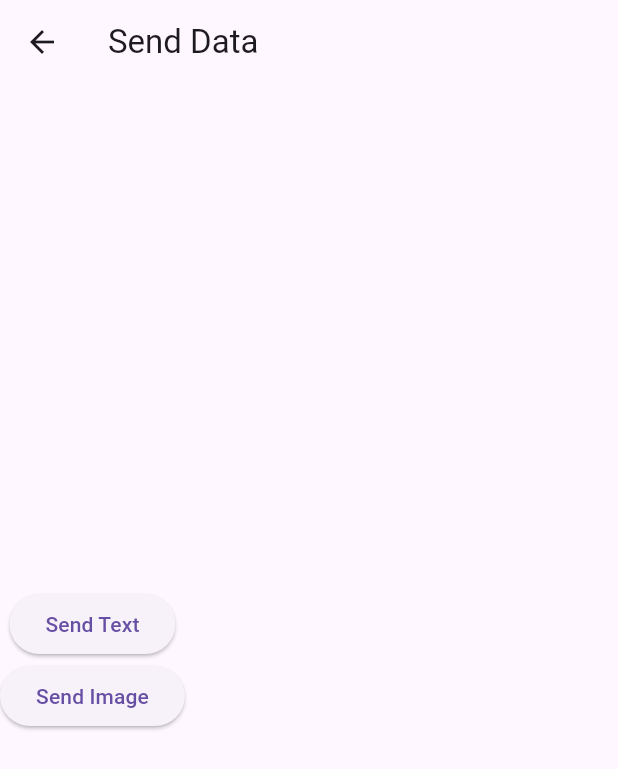
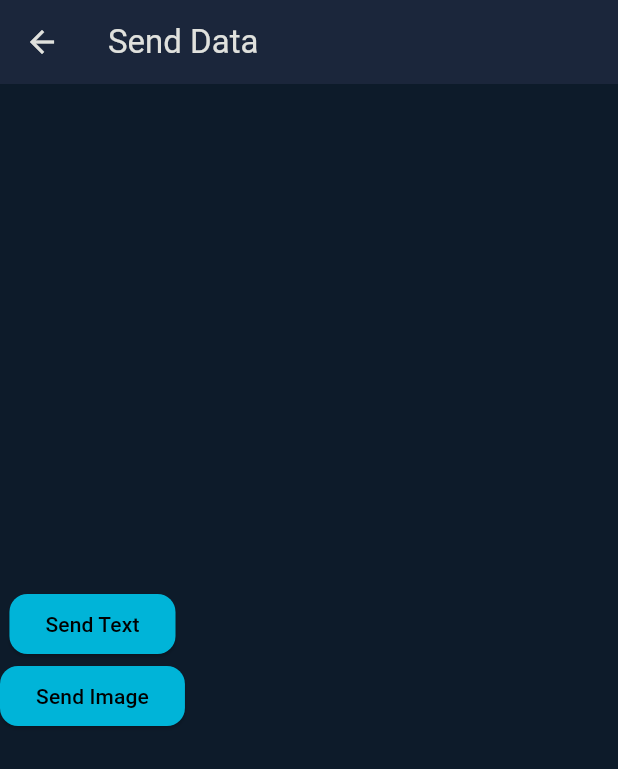
Before and after one commit to MohammadAlZaroo/Image-Transfer-using-MQTT, a Flutter app: the screen it shows after launch, after a tap on "Connect to Broker", on a phone screen of 412 x 824 dp. Shown: the top 769 px of the screen. Run offline on Flutter 3.47's test engine with Material 3 defaults, Android fonts, the phone set to English and light mode, and no system bars; missing offline and left inert: mqtt_client.

Commit message:
added dark theme to the project

```diff
--- a/lib/app.dart
+++ b/lib/app.dart
@@ -11,7 +11,7 @@ class MyApp extends StatelessWidget {
   Widget build(BuildContext context) {
     return MaterialApp(
       title: 'MQTT App',
-      theme: ThemeData(useMaterial3: true),
+      theme: darkTheme,
       initialRoute: '/',
       routes: {
         '/': (context) => const HomePage(),
@@ -22,3 +22,36 @@ class MyApp extends StatelessWidget {
     );
   }
 }
+
+ThemeData darkTheme = ThemeData(
+  brightness: Brightness.dark,
+
+  colorScheme: ColorScheme(
+    brightness: Brightness.dark,
+    primary: Color(0xFF00B4D8),
+    onPrimary: Colors.black,
+    secondary: Color(0xFF48CAE4),
+    onSecondary: Colors.black,
+    error: Color(0xFFFF4D6D),
+    onError: Colors.white,
+    surface: Color(0xFF1B263B),
+    onSurface: Color(0xFFE0E1DD),
+  ),
+
+  scaffoldBackgroundColor: Color(0xFF0D1B2A),
+
+  appBarTheme: AppBarTheme(
+    backgroundColor: Color(0xFF1B263B),
+    elevation: 0,
+  ),
+
+  elevatedButtonTheme: ElevatedButtonThemeData(
+    style: ElevatedButton.styleFrom(
+      backgroundColor: Color(0xFF00B4D8),
+      foregroundColor: Colors.black,
+      shape: RoundedRectangleBorder(
+        borderRadius: BorderRadius.circular(12),
+      ),
+    ),
+  ),
+);
```
